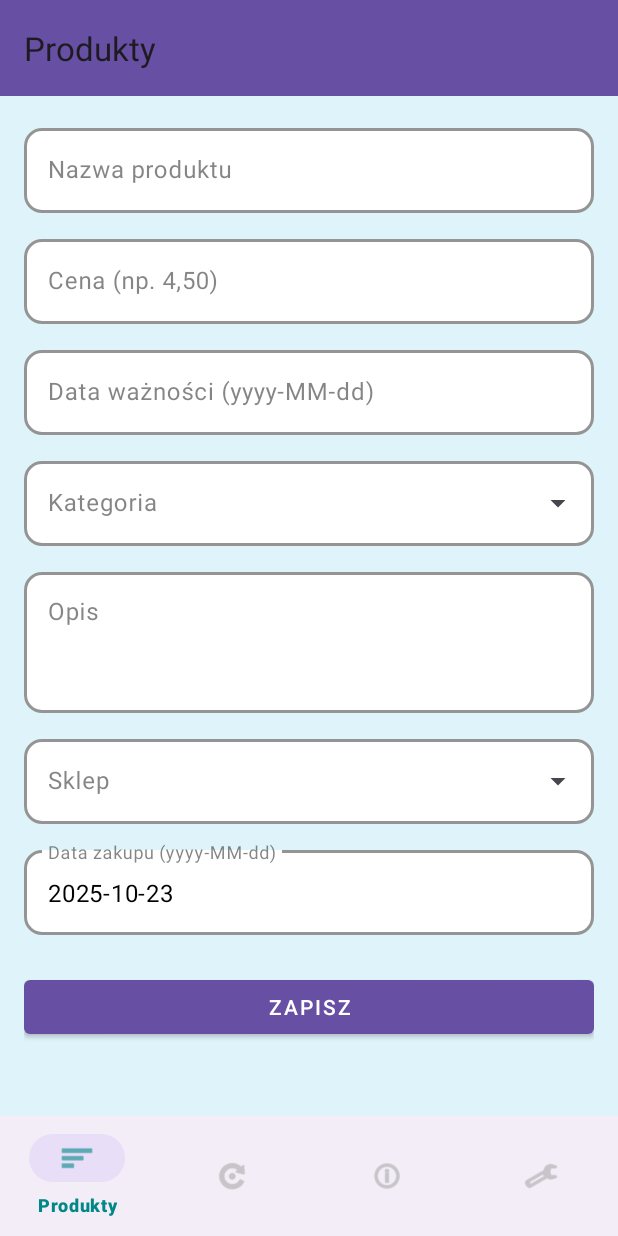
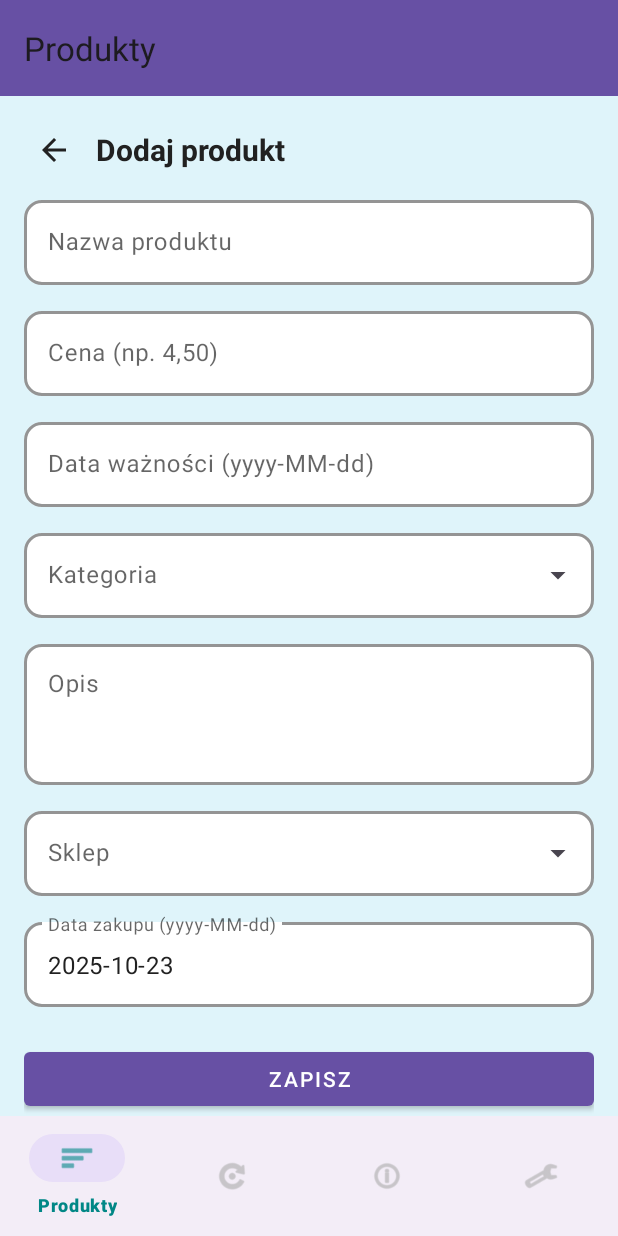
Before and after one commit to Halcik/Asystent_Ekologiczny, an Android app: the fragment AddProductFragment placed in its activity, on a phone screen of 412 x 824 dp. Run offline under Robolectric (Android 15) with nearby library versions, the phone set to English and light mode, and no system bars.

Commit message:
Adding a detailed product fragment

```diff
--- a/app/src/main/java/com/example/asystent_ekologiczny/AddProductFragment.java
+++ b/app/src/main/java/com/example/asystent_ekologiczny/AddProductFragment.java
@@ -35,6 +35,7 @@ public class AddProductFragment extends Fragment {
     private ArrayAdapter<String> categoryAdapter;
     private ArrayAdapter<String> storeAdapter;
     private final SimpleDateFormat dateFormat = new SimpleDateFormat("yyyy-MM-dd", Locale.getDefault());
+    private ProductDbHelper dbHelper; // dodane pole
 
     @Nullable
     @Override
@@ -66,9 +67,9 @@ public class AddProductFragment extends Fragment {
         // Domyślna data zakupu = dziś
         etPurchase.setText(dateFormat.format(new Date()));
 
-        ProductDbHelper helper = new ProductDbHelper(requireContext());
-        List<String> categories = new ArrayList<>(helper.getDistinctCategories());
-        List<String> stores = new ArrayList<>(helper.getDistinctStores());
+        dbHelper = new ProductDbHelper(requireContext());
+        List<String> categories = new ArrayList<>(dbHelper.getDistinctCategories());
+        List<String> stores = new ArrayList<>(dbHelper.getDistinctStores());
         categoryAdapter = new ArrayAdapter<>(requireContext(), android.R.layout.simple_list_item_1, categories);
         storeAdapter = new ArrayAdapter<>(requireContext(), android.R.layout.simple_list_item_1, stores);
         etCategory.setAdapter(categoryAdapter);
@@ -80,6 +81,14 @@ public class AddProductFragment extends Fragment {
 
         MaterialButton btnSave = view.findViewById(R.id.btn_save);
         btnSave.setOnClickListener(v -> saveProduct());
+
+        View backBtn = view.findViewById(R.id.btn_back);
+        if (backBtn != null) {
+            backBtn.setOnClickListener(v -> {
+                // Cofnięcie do poprzedniego fragmentu
+                requireActivity().getSupportFragmentManager().popBackStack();
+            });
+        }
     }
 
     private void showDatePicker(TextInputEditText target) {
@@ -138,11 +147,9 @@ public class AddProductFragment extends Fragment {
             } catch (ParseException ignored) {}
         }
 
-        if (!valid) return;
-
+        if (valid) {
             Product p = new Product(name, price, exp, category, description, store, purchase);
-        ProductDbHelper helper = new ProductDbHelper(requireContext());
-        long id = helper.insertProduct(p);
+            long id = dbHelper.insertProduct(p);
             if (id > 0) {
                 addIfNew(categoryAdapter, category);
                 addIfNew(storeAdapter, store);
@@ -151,6 +158,13 @@ public class AddProductFragment extends Fragment {
             } else {
                 Toast.makeText(requireContext(), "Błąd zapisu", Toast.LENGTH_SHORT).show();
             }
+        }
+    }
+
+    @Override
+    public void onDestroyView() {
+        super.onDestroyView();
+        if (dbHelper != null) { dbHelper.close(); dbHelper = null; }
     }
 
     private void addIfNew(ArrayAdapter<String> adapter, String value) {
--- a/app/src/main/java/com/example/asystent_ekologiczny/MainActivity.java
+++ b/app/src/main/java/com/example/asystent_ekologiczny/MainActivity.java
@@ -128,8 +128,10 @@ public class MainActivity extends AppCompatActivity {
         }
     }
 
-    private boolean isAddProductVisible() {
-        Fragment f = getSupportFragmentManager().findFragmentByTag(AddProductFragment.TAG);
-        return f != null && f.isVisible();
+    private boolean isAddProductVisible() { // rozszerzone: sprawdza również szczegóły produktu
+        Fragment fAdd = getSupportFragmentManager().findFragmentByTag(AddProductFragment.TAG);
+        if (fAdd != null && fAdd.isVisible()) return true;
+        Fragment fDetails = getSupportFragmentManager().findFragmentByTag(ProductDetailsFragment.TAG);
+        return fDetails != null && fDetails.isVisible();
     }
 }
--- a/app/src/main/java/com/example/asystent_ekologiczny/ProductDbHelper.java
+++ b/app/src/main/java/com/example/asystent_ekologiczny/ProductDbHelper.java
@@ -7,7 +7,6 @@ import android.database.sqlite.SQLiteDatabase;
 import android.database.sqlite.SQLiteOpenHelper;
 
 import java.util.ArrayList;
-import java.util.HashSet;
 import java.util.List;
 
 public class ProductDbHelper extends SQLiteOpenHelper {
@@ -65,8 +64,7 @@ public class ProductDbHelper extends SQLiteOpenHelper {
     public List<Product> getAllProducts() {
         List<Product> list = new ArrayList<>();
         SQLiteDatabase db = getReadableDatabase();
-        Cursor c = db.query(TABLE_PRODUCTS, null, null, null, null, null, COL_ID + " DESC");
-        try {
+        try (Cursor c = db.query(TABLE_PRODUCTS, null, null, null, null, null, COL_ID + " DESC")) {
             int idxId = c.getColumnIndexOrThrow(COL_ID);
             int idxName = c.getColumnIndexOrThrow(COL_NAME);
             int idxPrice = c.getColumnIndexOrThrow(COL_PRICE);
@@ -87,8 +85,6 @@ public class ProductDbHelper extends SQLiteOpenHelper {
                         c.getString(idxPurchase)
                 ));
             }
-        } finally {
-            c.close();
         }
         return list;
     }
@@ -96,28 +92,58 @@ public class ProductDbHelper extends SQLiteOpenHelper {
     public List<String> getDistinctCategories() {
         List<String> list = new ArrayList<>();
         SQLiteDatabase db = getReadableDatabase();
-        Cursor c = null;
-        try {
-            c = db.query(true, TABLE_PRODUCTS, new String[]{COL_CATEGORY}, COL_CATEGORY + " IS NOT NULL AND " + COL_CATEGORY + " != ''", null, null, null, COL_CATEGORY + " COLLATE NOCASE", null);
+        try (Cursor c = db.query(true, TABLE_PRODUCTS, new String[]{COL_CATEGORY}, COL_CATEGORY + " IS NOT NULL AND " + COL_CATEGORY + " != ''", null, null, null, COL_CATEGORY + " COLLATE NOCASE", null)) {
             while (c.moveToNext()) {
                 String val = c.getString(0);
                 if (val != null) list.add(val);
             }
-        } finally { if (c != null) c.close(); }
+        }
         return list;
     }
 
     public List<String> getDistinctStores() {
         List<String> list = new ArrayList<>();
         SQLiteDatabase db = getReadableDatabase();
-        Cursor c = null;
-        try {
-            c = db.query(true, TABLE_PRODUCTS, new String[]{COL_STORE}, COL_STORE + " IS NOT NULL AND " + COL_STORE + " != ''", null, null, null, COL_STORE + " COLLATE NOCASE", null);
+        try (Cursor c = db.query(true, TABLE_PRODUCTS, new String[]{COL_STORE}, COL_STORE + " IS NOT NULL AND " + COL_STORE + " != ''", null, null, null, COL_STORE + " COLLATE NOCASE", null)) {
             while (c.moveToNext()) {
                 String val = c.getString(0);
                 if (val != null) list.add(val);
             }
-        } finally { if (c != null) c.close(); }
+        }
         return list;
     }
+
+    public Product getProductById(long id) {
+        SQLiteDatabase db = getReadableDatabase();
+        try (Cursor c = db.query(TABLE_PRODUCTS, null, COL_ID + "=?", new String[]{String.valueOf(id)}, null, null, null)) {
+            if (c.moveToFirst()) {
+                int idxId = c.getColumnIndexOrThrow(COL_ID);
+                int idxName = c.getColumnIndexOrThrow(COL_NAME);
+                int idxPrice = c.getColumnIndexOrThrow(COL_PRICE);
+                int idxExp = c.getColumnIndexOrThrow(COL_EXPIRATION);
+                int idxCat = c.getColumnIndexOrThrow(COL_CATEGORY);
+                int idxDesc = c.getColumnIndexOrThrow(COL_DESCRIPTION);
+                int idxStore = c.getColumnIndexOrThrow(COL_STORE);
+                int idxPurchase = c.getColumnIndexOrThrow(COL_PURCHASE_DATE);
+                return new Product(
+                        c.getLong(idxId),
+                        c.getString(idxName),
+                        c.getDouble(idxPrice),
+                        c.getString(idxExp),
+                        c.getString(idxCat),
+                        c.getString(idxDesc),
+                        c.getString(idxStore),
+                        c.getString(idxPurchase)
+                );
+            }
+        }
+        return null;
+    }
+
+    public int updateProductCategory(long id, String newCategory) {
+        SQLiteDatabase db = getWritableDatabase();
+        ContentValues cv = new ContentValues();
+        cv.put(COL_CATEGORY, newCategory);
+        return db.update(TABLE_PRODUCTS, cv, COL_ID + "=?", new String[]{String.valueOf(id)});
+    }
 }
--- /dev/null
+++ b/app/src/main/res/drawable/ic_arrow_back.xml
@@ -0,0 +1,10 @@
+<?xml version="1.0" encoding="utf-8"?>
+<vector xmlns:android="http://schemas.android.com/apk/res/android"
+    android:width="24dp"
+    android:height="24dp"
+    android:viewportWidth="24"
+    android:viewportHeight="24">
+    <path
+        android:fillColor="@color/text_primary"
+        android:pathData="M20,11H7.83l5.59,-5.59L12,4l-8,8 8,8 1.41,-1.41L7.83,13H20v-2z"/>
+</vector>
--- a/app/src/main/res/layout/fragment_add_product.xml
+++ b/app/src/main/res/layout/fragment_add_product.xml
@@ -3,19 +3,49 @@
     xmlns:app="http://schemas.android.com/apk/res-auto"
     android:layout_width="match_parent"
     android:layout_height="match_parent"
-    android:padding="16dp">
+    android:padding="16dp"
+    android:background="@color/solid_blue">
 
     <LinearLayout
         android:layout_width="match_parent"
         android:layout_height="wrap_content"
         android:orientation="vertical">
 
+        <!-- Nagłówek z przyciskiem wstecz -->
+        <LinearLayout
+            android:id="@+id/add_product_header"
+            android:layout_width="match_parent"
+            android:layout_height="wrap_content"
+            android:orientation="horizontal"
+            android:gravity="center_vertical"
+            android:paddingBottom="8dp">
+
+            <ImageButton
+                android:id="@+id/btn_back"
+                android:layout_width="40dp"
+                android:layout_height="40dp"
+                android:background="?attr/selectableItemBackgroundBorderless"
+                android:contentDescription="@string/back"
+                android:src="@drawable/ic_arrow_back"
+                app:tint="@color/text_primary" />
+
+            <TextView
+                android:id="@+id/add_product_title"
+                android:layout_width="wrap_content"
+                android:layout_height="wrap_content"
+                android:layout_marginStart="8dp"
+                android:text="@string/add_product_title"
+                android:textColor="@color/text_primary"
+                android:textSize="20sp"
+                android:textStyle="bold" />
+        </LinearLayout>
+
         <com.google.android.material.textfield.TextInputLayout
             android:id="@+id/til_name"
             style="@style/AppTextInputBase"
             android:layout_width="match_parent"
             android:layout_height="wrap_content"
-            android:hint="Nazwa produktu">
+            android:hint="@string/hint_name">
             <com.google.android.material.textfield.TextInputEditText
                 android:id="@+id/et_name"
                 style="@style/AppTextInputEditText"
@@ -29,7 +59,7 @@
             android:layout_width="match_parent"
             android:layout_height="wrap_content"
             android:layout_marginTop="12dp"
-            android:hint="Cena (np. 4,50)">
+            android:hint="@string/hint_price">
             <com.google.android.material.textfield.TextInputEditText
                 android:id="@+id/et_price"
                 style="@style/AppTextInputEditText"
@@ -44,14 +74,15 @@
             android:layout_width="match_parent"
             android:layout_height="wrap_content"
             android:layout_marginTop="12dp"
-            android:hint="Data ważności (yyyy-MM-dd)">
+            android:hint="@string/hint_expiration">
             <com.google.android.material.textfield.TextInputEditText
                 android:id="@+id/et_expiration"
                 style="@style/AppTextInputEditText"
                 android:focusable="false"
                 android:clickable="true"
                 android:layout_width="match_parent"
-                android:layout_height="wrap_content" />
+                android:layout_height="wrap_content"
+                android:focusableInTouchMode="false" />
         </com.google.android.material.textfield.TextInputLayout>
 
         <com.google.android.material.textfield.TextInputLayout
@@ -60,15 +91,15 @@
             android:layout_width="match_parent"
             android:layout_height="wrap_content"
             android:layout_marginTop="12dp"
-            android:hint="Kategoria"
+            android:hint="@string/hint_category"
             app:endIconMode="dropdown_menu">
             <com.google.android.material.textfield.MaterialAutoCompleteTextView
                 android:id="@+id/et_category"
                 android:layout_width="match_parent"
                 android:layout_height="wrap_content"
                 android:inputType="text"
-                android:textColor="@android:color/white"
-                android:textColorHint="#99FFFFFF" />
+                android:textColor="@color/text_primary"
+                android:textColorHint="@color/text_hint" />
         </com.google.android.material.textfield.TextInputLayout>
 
         <com.google.android.material.textfield.TextInputLayout
@@ -77,7 +108,7 @@
             android:layout_width="match_parent"
             android:layout_height="wrap_content"
             android:layout_marginTop="12dp"
-            android:hint="Opis">
+            android:hint="@string/hint_description">
             <com.google.android.material.textfield.TextInputEditText
                 android:id="@+id/et_description"
                 style="@style/AppTextInputEditText"
@@ -94,15 +125,15 @@
             android:layout_width="match_parent"
             android:layout_height="wrap_content"
             android:layout_marginTop="12dp"
-            android:hint="Sklep"
+            android:hint="@string/hint_store"
             app:endIconMode="dropdown_menu">
             <com.google.android.material.textfield.MaterialAutoCompleteTextView
                 android:id="@+id/et_store"
                 android:layout_width="match_parent"
                 android:layout_height="wrap_content"
                 android:inputType="text"
-                android:textColor="@android:color/white"
-                android:textColorHint="#99FFFFFF" />
+                android:textColor="@color/text_primary"
+                android:textColorHint="@color/text_hint" />
         </com.google.android.material.textfield.TextInputLayout>
 
         <com.google.android.material.textfield.TextInputLayout
@@ -111,14 +142,15 @@
             android:layout_width="match_parent"
             android:layout_height="wrap_content"
             android:layout_marginTop="12dp"
-            android:hint="Data zakupu (yyyy-MM-dd)">
+            android:hint="@string/hint_purchase">
             <com.google.android.material.textfield.TextInputEditText
                 android:id="@+id/et_purchase"
                 style="@style/AppTextInputEditText"
                 android:focusable="false"
                 android:clickable="true"
                 android:layout_width="match_parent"
-                android:layout_height="wrap_content" />
+                android:layout_height="wrap_content"
+                android:focusableInTouchMode="false" />
         </com.google.android.material.textfield.TextInputLayout>
 
         <com.google.android.material.button.MaterialButton
@@ -127,7 +159,7 @@
             android:layout_width="match_parent"
             android:layout_height="wrap_content"
             android:layout_marginTop="24dp"
-            android:text="Zapisz" />
+            android:text="@string/save" />
 
     </LinearLayout>
 </ScrollView>
--- a/app/src/main/res/values-night/colors.xml
+++ b/app/src/main/res/values-night/colors.xml
@@ -20,4 +20,9 @@
     <!-- Inne używane -->
     <color name="teal_700">#018786</color>
     <color name="solid_blue">#1E2F36</color>
+
+    <!-- Kolory inputów i podpowiedzi -->
+    <color name="input_background">#FF2E2E2E</color>
+    <color name="input_stroke">#FFBBBBBB</color>
+    <color name="text_hint">#80FFFFFF</color>
 </resources>
--- a/app/src/main/res/values/colors.xml
+++ b/app/src/main/res/values/colors.xml
@@ -14,4 +14,8 @@
     <color name="card_border_success">#28a745</color>
     <!-- Jednolity błękitny KOLOR TŁA -->
     <color name="solid_blue">#DFF4FA</color>
+    <!-- Kolory dla pól formularza (jasny tryb) -->
+    <color name="input_background">#FFFFFFFF</color>
+    <color name="input_stroke">#FF000000</color>
+    <color name="text_hint">#99000000</color>
 </resources>
--- a/app/src/main/res/values/strings.xml
+++ b/app/src/main/res/values/strings.xml
@@ -1,3 +1,24 @@
 <resources>
     <string name="app_name">Asystent_Ekologiczny</string>
+    <string name="back">Wstecz</string>
+    <string name="add_product_title">Dodaj produkt</string>
+    <string name="hint_name">Nazwa produktu</string>
+    <string name="hint_price">Cena (np. 4,50)</string>
+    <string name="hint_expiration">Data ważności (yyyy-MM-dd)</string>
+    <string name="hint_category">Kategoria</string>
+    <string name="hint_description">Opis</string>
+    <string name="hint_store">Sklep</string>
+    <string name="hint_purchase">Data zakupu (yyyy-MM-dd)</string>
+    <string name="save">Zapisz</string>
+    <string name="details_title">Szczegóły produktu</string>
+    <string name="label_name">Nazwa</string>
+    <string name="label_price">Cena</string>
+    <string name="label_expiration">Data ważności</string>
+    <string name="label_category">Kategoria</string>
+    <string name="label_description">Opis</string>
+    <string name="label_store">Sklep</string>
+    <string name="label_purchase">Data zakupu</string>
+    <string name="not_available">–</string>
+    <string name="details_not_found">Produkt nie znaleziony</string>
+    <string name="category_updated">Kategoria zmieniona</string>
 </resources>
--- a/app/src/main/res/values/styles.xml
+++ b/app/src/main/res/values/styles.xml
@@ -2,25 +2,25 @@
 <resources>
     <!-- Zaokrąglone czarne pola z białą ramką -->
     <style name="AppTextInputBase" parent="Widget.Material3.TextInputLayout.OutlinedBox">
-        <item name="boxBackgroundColor">@android:color/white</item>
-        <item name="boxStrokeColor">@android:color/black</item>
+        <item name="boxBackgroundColor">@color/input_background</item>
+        <item name="boxStrokeColor">@color/input_stroke</item>
         <item name="boxStrokeWidth">2dp</item>
         <item name="boxStrokeWidthFocused">2dp</item>
-        <item name="hintTextColor">#99000000</item>
-        <item name="android:textColorHint">#99353434</item>
-        <item name="android:textColor">@android:color/black</item>
+        <item name="hintTextColor">@color/text_hint</item>
+        <item name="android:textColorHint">@color/text_hint</item>
+        <item name="android:textColor">@color/text_primary</item>
         <item name="shapeAppearance">@style/AppTextInputShape</item>
         <item name="shapeAppearanceOverlay">@style/AppTextInputShape</item>
     </style>
 
     <style name="AppTextInputDropdown" parent="Widget.Material3.TextInputLayout.OutlinedBox.ExposedDropdownMenu">
-        <item name="boxBackgroundColor">@android:color/white</item>
-        <item name="boxStrokeColor">@android:color/black</item>
+        <item name="boxBackgroundColor">@color/input_background</item>
+        <item name="boxStrokeColor">@color/input_stroke</item>
         <item name="boxStrokeWidth">2dp</item>
         <item name="boxStrokeWidthFocused">2dp</item>
-        <item name="hintTextColor">#99000000</item>
-        <item name="android:textColorHint">#99353434</item>
-        <item name="android:textColor">@android:color/black</item>
+        <item name="hintTextColor">@color/text_hint</item>
+        <item name="android:textColorHint">@color/text_hint</item>
+        <item name="android:textColor">@color/text_primary</item>
         <item name="shapeAppearance">@style/AppTextInputShape</item>
         <item name="shapeAppearanceOverlay">@style/AppTextInputShape</item>
     </style>
@@ -32,7 +32,7 @@
 
     <!-- Styl tekstu wewnątrz pól (opcjonalny) -->
     <style name="AppTextInputEditText" parent="Widget.Material3.TextInputEditText.OutlinedBox">
-        <item name="android:textColor">@android:color/black</item>
-        <item name="android:textColorHint">#99353434</item>
+        <item name="android:textColor">@color/text_primary</item>
+        <item name="android:textColorHint">@color/text_hint</item>
     </style>
 </resources>
```
Also changed, not shown: app/src/main/java/com/example/asystent_ekologiczny/ProductDetailsFragment.java (added, +81 -0 lines), app/src/main/java/com/example/asystent_ekologiczny/ProductsFragment.java (+8 -0 lines), app/src/main/res/layout/fragment_product_details.xml (added, +148 -0 lines). Lines whose indentation alone changed are shown as unchanged.
